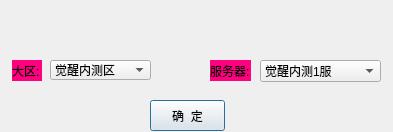
Qt form QTServer/caddaccount.ui (uldaman/D3D_CEGUI) before a commit.
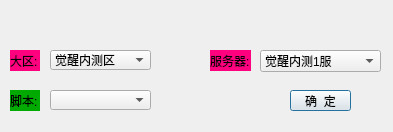
The same form after that commit.

What changed in the file:
```diff
--- a/QTServer/caddaccount.ui
+++ b/QTServer/caddaccount.ui
@@ -29,7 +29,7 @@
    <property name="geometry">
     <rect>
      <x>50</x>
-     <y>60</y>
+     <y>50</y>
      <width>101</width>
      <height>20</height>
     </rect>
@@ -49,7 +49,7 @@
    <property name="geometry">
     <rect>
      <x>260</x>
-     <y>60</y>
+     <y>50</y>
      <width>121</width>
      <height>22</height>
     </rect>
@@ -73,8 +73,8 @@
   <widget class="QLabel" name="label_3">
    <property name="geometry">
     <rect>
-     <x>12</x>
-     <y>60</y>
+     <x>10</x>
+     <y>50</y>
      <width>30</width>
      <height>21</height>
     </rect>
@@ -90,7 +90,7 @@
    <property name="geometry">
     <rect>
      <x>210</x>
-     <y>60</y>
+     <y>50</y>
      <width>41</width>
      <height>21</height>
     </rect>
@@ -106,17 +106,17 @@
   <widget class="QPushButton" name="pushButton_enter_acc">
    <property name="geometry">
     <rect>
-     <x>150</x>
-     <y>100</y>
-     <width>75</width>
-     <height>31</height>
+     <x>290</x>
+     <y>90</y>
+     <width>61</width>
+     <height>21</height>
     </rect>
    </property>
    <property name="text">
     <string>确  定</string>
    </property>
   </widget>
-  <widget class="QWidget" name="">
+  <widget class="QWidget" name="layoutWidget">
    <property name="geometry">
     <rect>
      <x>10</x>
@@ -141,7 +141,7 @@
     </item>
    </layout>
   </widget>
-  <widget class="QWidget" name="">
+  <widget class="QWidget" name="layoutWidget">
    <property name="geometry">
     <rect>
      <x>210</x>
@@ -166,6 +166,32 @@
     </item>
    </layout>
   </widget>
+  <widget class="QLabel" name="label_5">
+   <property name="geometry">
+    <rect>
+     <x>10</x>
+     <y>90</y>
+     <width>30</width>
+     <height>21</height>
+    </rect>
+   </property>
+   <property name="styleSheet">
+    <string notr="true">background-color: rgb(0, 170, 0);</string>
+   </property>
+   <property name="text">
+    <string>脚本:</string>
+   </property>
+  </widget>
+  <widget class="QComboBox" name="comboBox_script">
+   <property name="geometry">
+    <rect>
+     <x>50</x>
+     <y>90</y>
+     <width>101</width>
+     <height>20</height>
+    </rect>
+   </property>
+  </widget>
  </widget>
  <layoutdefault spacing="6" margin="11"/>
  <resources/>
```
